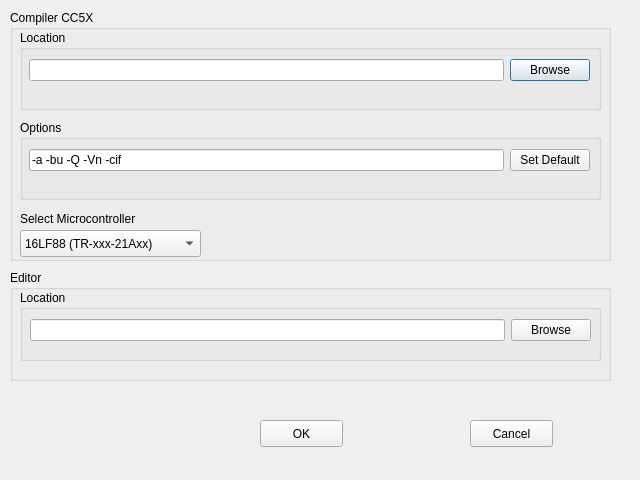
First picture: the form in gui/setup_dialog.ui, repository nandra/liqrf, before the edit.
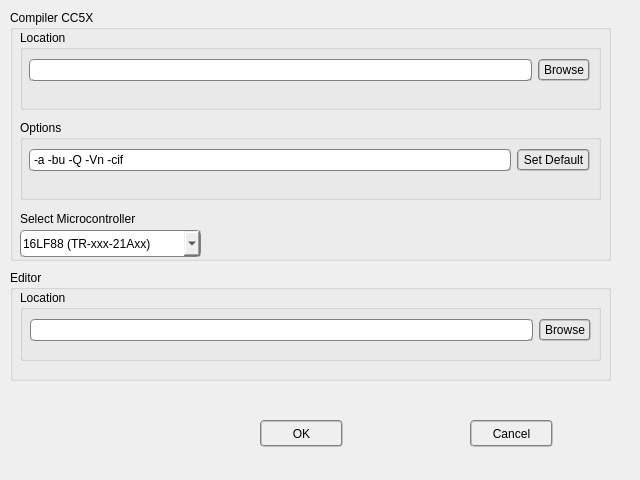
Second picture: the form after the edit.

Commit message: [GUI] Tools setting dialog finished (mcu setup included) Signed-off-by: Matej Haulik <matej.haulik@gmail.com>

Patch:
```diff
--- a/gui/setup_dialog.ui
+++ b/gui/setup_dialog.ui
@@ -25,6 +25,30 @@
   <property name="windowTitle">
    <string>Dialog</string>
   </property>
+  <property name="styleSheet">
+   <string notr="true">QComboBox,
+QLineEdit,
+QProgressBar,
+QTabWidget,
+QTextEdit,
+QPlainTextEdit {	
+	border: 1px groove gray;
+	border-radius: 4px;
+	padding: 2px 2px;
+}
+
+QPushButton {
+	border-style: outset;
+	border-width: 16px;
+	border: 2px groove gray;
+	border-radius: 4px;
+	padding: 2px 4px;
+}
+
+QPushButton:pressed {
+	border-style: inset;
+}</string>
+  </property>
   <widget class="QGroupBox" name="groupBox">
    <property name="geometry">
     <rect>
```
Left out of the diff: 2 changed lines with no effect on the pictures. The commit also changes 3 other files.
